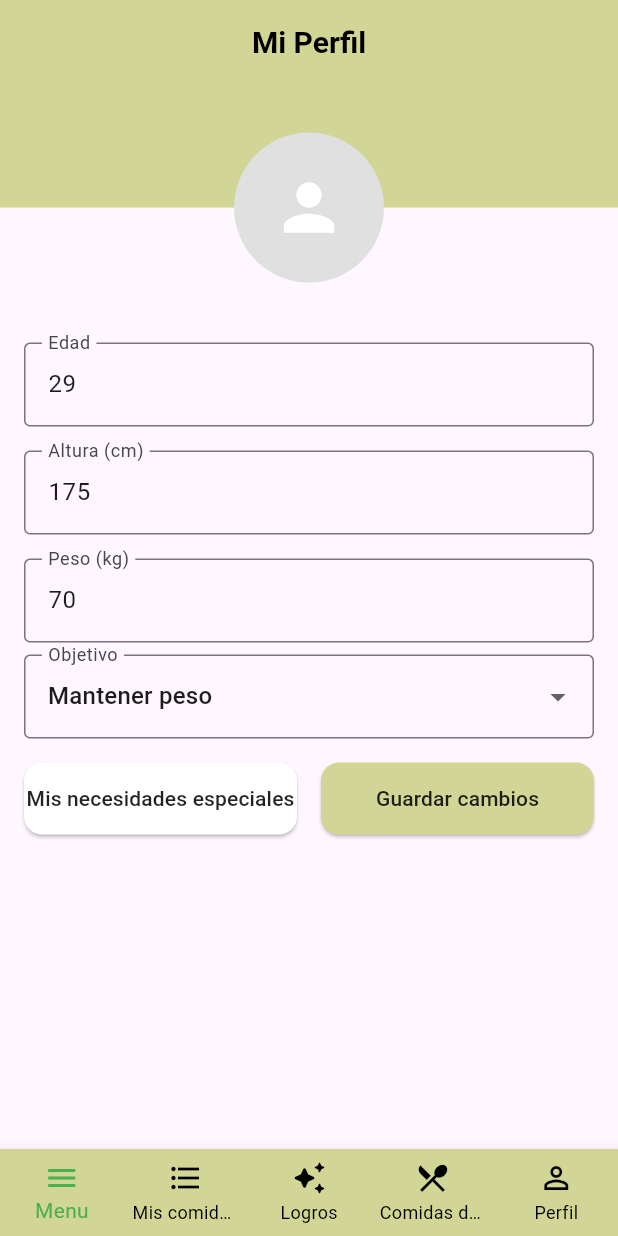
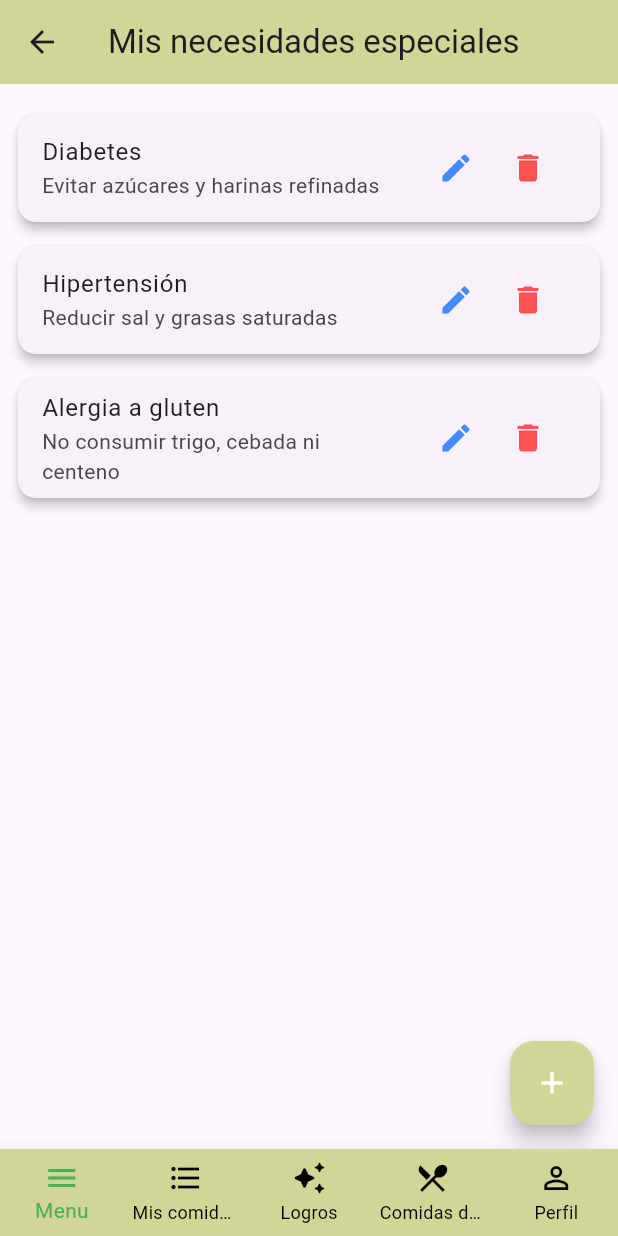
Before and after one commit to dian7875/food_diet, a Flutter app: the MyProfileScreen screen opened by its route, after a tap on "Mis necesidades especiales", on a phone screen of 412 x 824 dp. Run offline on Flutter 3.47's test engine with Material 3 defaults, Android fonts, the light colour scheme and no system bars; our stand-ins replace dio, go_router, shared_preferences; accounts and stored records are empty.

Commit message:
add:Special Neds

```diff
--- a/lib/features/Auth/pages/profile.dart
+++ b/lib/features/Profile/Pages/profile.dart
@@ -1,4 +1,5 @@
 import 'package:flutter/material.dart';
+import 'package:go_router/go_router.dart';
 
 class MyProfileScreen extends StatefulWidget {
   const MyProfileScreen({super.key});
@@ -216,7 +217,7 @@ class _MyProfileScreenState extends State<MyProfileScreen> {
                                     ),
                                   ),
                                   onPressed: () {
-
+                                      context.go('/MyProfile/special-needs');
                                   },
                                   child: const Text(
                                     'Mis necesidades especiales',
--- /dev/null
+++ b/lib/features/Profile/screens/special_needs.dart
@@ -0,0 +1,170 @@
+import 'package:flutter/material.dart';
+
+class SpecialNeedsScreen extends StatefulWidget {
+  const SpecialNeedsScreen({super.key});
+
+  @override
+  State<SpecialNeedsScreen> createState() => _SpecialNeedsScreenState();
+}
+
+class _SpecialNeedsScreenState extends State<SpecialNeedsScreen> {
+  List<Map<String, String>> specialNeeds = [];
+  bool isLoading = true;
+
+  @override
+  void initState() {
+    super.initState();
+    _fetchSpecialNeeds();
+  }
+
+  Future<void> _fetchSpecialNeeds() async {
+
+    await Future.delayed(const Duration(seconds: 1));
+    setState(() {
+      specialNeeds = [
+        {'condition': 'Diabetes', 'notes': 'Evitar azúcares y harinas refinadas'},
+        {'condition': 'Hipertensión', 'notes': 'Reducir sal y grasas saturadas'},
+        {'condition': 'Alergia a gluten', 'notes': 'No consumir trigo, cebada ni centeno'},
+      ];
+      isLoading = false;
+    });
+  }
+
+  Future<void> _addOrEditNeed({Map<String, String>? oldValue}) async {
+    final conditionController = TextEditingController(text: oldValue?['condition'] ?? '');
+    final notesController = TextEditingController(text: oldValue?['notes'] ?? '');
+
+    final result = await showDialog<Map<String, String>>(
+      context: context,
+      builder: (context) {
+        return AlertDialog(
+          title: Text(oldValue == null ? 'Agregar necesidad especial' : 'Editar necesidad especial'),
+          content: Column(
+            mainAxisSize: MainAxisSize.min,
+            children: [
+              TextField(
+                controller: conditionController,
+                decoration: const InputDecoration(labelText: 'Condición'),
+              ),
+              TextField(
+                controller: notesController,
+                decoration: const InputDecoration(labelText: 'Notas'),
+                maxLines: 3,
+              ),
+            ],
+          ),
+          actions: [
+            TextButton(
+              onPressed: () => Navigator.of(context).pop(),
+              child: const Text('Cancelar'),
+            ),
+            ElevatedButton(
+              onPressed: () {
+                final condition = conditionController.text.trim();
+                if (condition.isEmpty) return;
+                final notes = notesController.text.trim();
+                Navigator.of(context).pop({'condition': condition, 'notes': notes});
+              },
+              child: const Text('Guardar'),
+            ),
+          ],
+        );
+      },
+    );
+
+    if (result != null) {
+      setState(() {
+        if (oldValue == null) {
+          specialNeeds.add(result);
+        } else {
+          final index = specialNeeds.indexOf(oldValue);
+          if (index != -1) {
+            specialNeeds[index] = result;
+          }
+        }
+      });
+    }
+  }
+
+  Future<void> _confirmDelete(Map<String, String> value) async {
+    final confirm = await showDialog<bool>(
+      context: context,
+      builder: (context) {
+        return AlertDialog(
+          title: const Text('Confirmar eliminación'),
+          content: Text('¿Seguro que quieres eliminar "${value['condition']}"?'),
+          actions: [
+            TextButton(
+              onPressed: () => Navigator.of(context).pop(false),
+              child: const Text('Cancelar'),
+            ),
+            ElevatedButton(
+              onPressed: () => Navigator.of(context).pop(true),
+              child: const Text('Eliminar'),
+            ),
+          ],
+        );
+      },
+    );
+
+    if (confirm == true) {
+      setState(() {
+        specialNeeds.remove(value);
+      });
+    }
+  }
+
+  @override
+  Widget build(BuildContext context) {
+    return Scaffold(
+      appBar: AppBar(
+        title: const Text('Mis necesidades especiales'),
+        backgroundColor: const Color(0xFFD1D696),
+      ),
+      body: isLoading
+          ? const Center(child: CircularProgressIndicator())
+          : specialNeeds.isEmpty
+              ? const Center(child: Text('No tienes necesidades especiales registradas.'))
+              : ListView.builder(
+                  padding: const EdgeInsets.all(12),
+                  itemCount: specialNeeds.length,
+                  itemBuilder: (context, index) {
+                    final need = specialNeeds[index];
+                    return Card(
+                      margin: const EdgeInsets.symmetric(vertical: 8),
+                      elevation: 3,
+                      shape: RoundedRectangleBorder(
+                        borderRadius: BorderRadius.circular(12),
+                      ),
+                      child: ListTile(
+                        title: Text(need['condition'] ?? ''),
+                        subtitle: Text(need['notes'] ?? ''),
+                        trailing: Row(
+                          mainAxisSize: MainAxisSize.min,
+                          children: [
+                            IconButton(
+                              icon: const Icon(Icons.edit, color: Colors.blueAccent),
+                              onPressed: () => _addOrEditNeed(oldValue: need),
+                              tooltip: 'Editar',
+                            ),
+                            IconButton(
+                              icon: const Icon(Icons.delete, color: Colors.redAccent),
+                              onPressed: () => _confirmDelete(need),
+                              tooltip: 'Eliminar',
+                            ),
+                          ],
+                        ),
+                      ),
+                    );
+                  },
+                ),
+      floatingActionButton: FloatingActionButton(
+        onPressed: () => _addOrEditNeed(),
+        backgroundColor: const Color(0xFFD1D696),
+        foregroundColor: Colors.white,
+        child: const Icon(Icons.add),
+        tooltip: 'Añadir necesidad especial',
+      ),
+    );
+  }
+}
--- a/lib/routes/app_routes.dart
+++ b/lib/routes/app_routes.dart
@@ -1,4 +1,4 @@
-import 'package:food_diet/features/Auth/pages/profile.dart';
+import 'package:food_diet/features/Profile/Pages/profile.dart';
 import 'package:food_diet/features/Dashboard/dashboard.dart';
 import 'package:food_diet/features/Auth/pages/welcome_page.dart';
 import 'package:food_diet/features/MyMenu/pages/my_foods.dart';
@@ -6,6 +6,7 @@ import 'package:food_diet/features/MyMenu/screens/breackfast_foods.dart';
 import 'package:food_diet/features/MyMenu/screens/dinner_foods.dart';
 import 'package:food_diet/features/MyMenu/screens/lunch_foods.dart';
 import 'package:food_diet/features/MyMenu/screens/snacks.dart';
+import 'package:food_diet/features/Profile/screens/special_needs.dart';
 import 'package:food_diet/layout/main_screen.dart';
 import 'package:go_router/go_router.dart';
 
@@ -26,6 +27,12 @@ class AppRoutes {
           GoRoute(
             path: '/MyProfile',
             builder: (context, state) => const MyProfileScreen(),
+            routes: [
+              GoRoute(
+                path: 'special-needs',
+                builder: (context, state) => SpecialNeedsScreen(),
+              ),
+            ],
           ),
           GoRoute(
             path: '/MyFoods',
```
